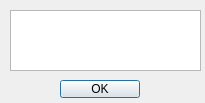
Before: the Qt Designer form FrameworkQT/src/main/c++/fr/univtours/polytech/FrameworkQT/view/dialogError.ui in ChakSem/TPs-Plateformes-C-, drawn with Qt 5.
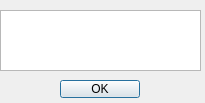
After: the same form once the commit is applied.

Diff of the .ui file:
```diff
--- a/FrameworkQT/src/main/c++/fr/univtours/polytech/FrameworkQT/view/dialogError.ui
+++ b/FrameworkQT/src/main/c++/fr/univtours/polytech/FrameworkQT/view/dialogError.ui
@@ -10,15 +10,21 @@
     <height>103</height>
    </rect>
   </property>
+  <property name="sizePolicy">
+   <sizepolicy hsizetype="Preferred" vsizetype="Expanding">
+    <horstretch>0</horstretch>
+    <verstretch>0</verstretch>
+   </sizepolicy>
+  </property>
   <property name="windowTitle">
    <string>Dialog</string>
   </property>
   <widget class="QPlainTextEdit" name="plainTextEdit">
    <property name="geometry">
     <rect>
-     <x>10</x>
+     <x>0</x>
      <y>10</y>
-     <width>191</width>
+     <width>201</width>
      <height>61</height>
     </rect>
    </property>
```
